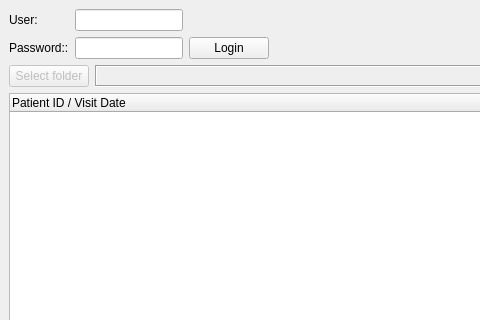
This is SetWidget.ui in xujialiu/ETDR-grading-app as Qt 5 draws it before an edit; both pictures show x 0 to 480 and y 0 to 320 of the 1234 by 881 pixel window. The edited form follows.
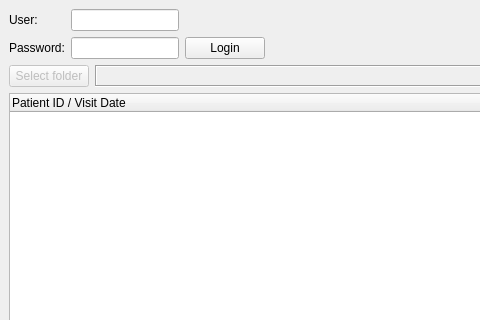
This is the edited form.

Commit message: feat: add img adjustment reset button

Patch:
```diff
--- a/SetWidget.ui
+++ b/SetWidget.ui
@@ -52,7 +52,7 @@
         <item row="1" column="0">
          <widget class="QLabel" name="label_2">
           <property name="text">
-           <string>Password::</string>
+           <string>Password:</string>
           </property>
          </widget>
         </item>
```
The commit also changes 4 other files.
